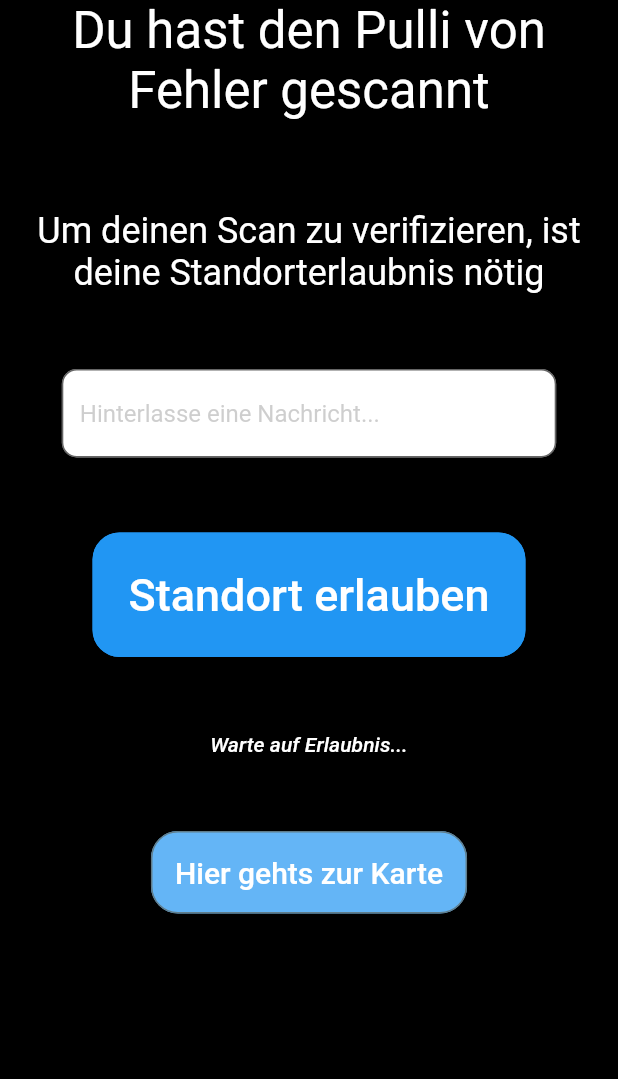
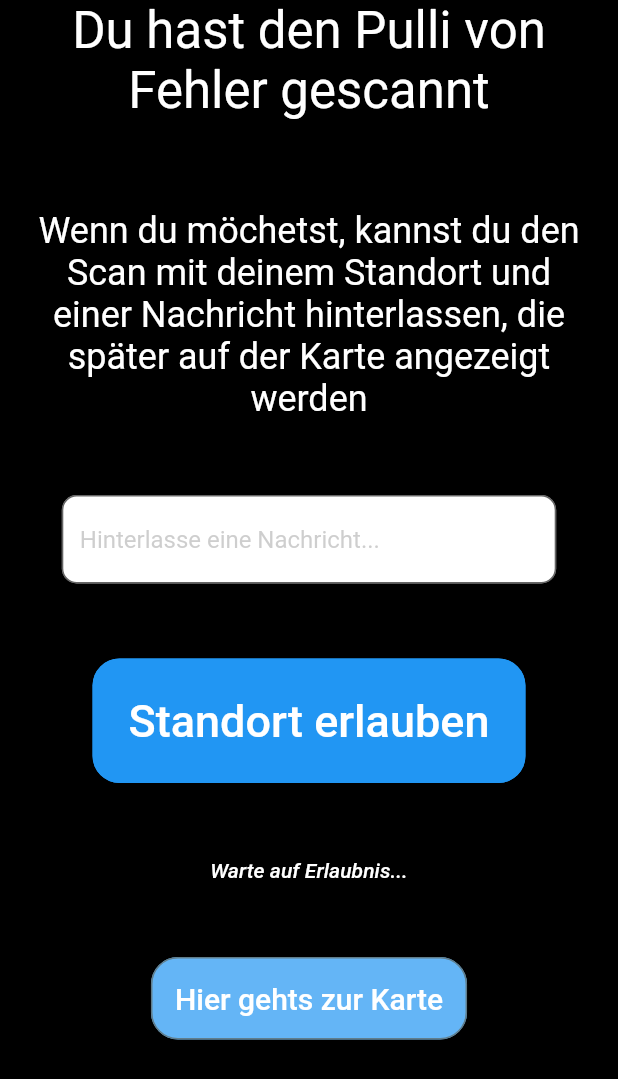
Before and after one commit to SirSimon04/InfoPulli, a Flutter app: the screen it shows after launch, on a phone screen of 412 x 824 dp. Shown: the top 1079 px of the screen. Run offline on Flutter 3.47's test engine with Material 2 defaults, Android fonts, the phone set to English and light mode, and no system bars; our stand-ins replace flutter_map, latlong2, location, rflutter_alert, shared_preferences; missing offline and left inert: dart:html.

```diff
--- a/lib/screens/leaderboard/leaderboard.dart
+++ b/lib/screens/leaderboard/leaderboard.dart
@@ -43,7 +43,7 @@ class _LeaderBoardState extends State<LeaderBoard> {
     return Scaffold(
       backgroundColor: Colors.blueGrey[900],
       body: names.isEmpty
-          ? const CircularProgressIndicator()
+          ? const Center(child: CircularProgressIndicator())
           : SingleChildScrollView(
               child: ListView.separated(
                 shrinkWrap: true,
--- a/lib/screens/scan_info/scan_info_screen.dart
+++ b/lib/screens/scan_info/scan_info_screen.dart
@@ -44,6 +44,7 @@ class _ScanInfoScreenState extends State<ScanInfoScreen> {
 
   @override
   void initState() {
+    print(widget.scan);
     super.initState();
     _lookupScan();
   }
@@ -62,7 +63,9 @@ class _ScanInfoScreenState extends State<ScanInfoScreen> {
                     padding: const EdgeInsets.symmetric(horizontal: 16.0),
                     child: Center(
                       child: Text(
-                        "Du hast den Pulli von ${NameService.getFullName(widget.scan)} bereits gescannt",
+                        widget.scan == "buch"
+                            ? "Du hast das Jahrbuch bereits gescannt"
+                            : "Du hast den Pulli von ${NameService.getFullName(widget.scan)} bereits gescannt",
                         style: Theme.of(context)
                             .textTheme
                             .headline4
@@ -78,7 +81,9 @@ class _ScanInfoScreenState extends State<ScanInfoScreen> {
                     padding: const EdgeInsets.symmetric(horizontal: 16.0),
                     child: Center(
                       child: Text(
-                        "Du kannst jeden Pulli nur einmal scannen, deswegen kannst du leider keinen neuen Scan senden",
+                        widget.scan == "buch"
+                            ? "Du kannst das Abibuch nur einmal scannen, deswegen kannst du leider keinen neune Scan senden"
+                            : "Du kannst jeden Pulli nur einmal scannen, deswegen kannst du leider keinen neuen Scan senden",
                         style: Theme.of(context)
                             .textTheme
                             .headline5
@@ -130,7 +135,9 @@ class _ScanInfoScreenState extends State<ScanInfoScreen> {
                     padding: const EdgeInsets.symmetric(horizontal: 16.0),
                     child: Center(
                       child: Text(
-                        "Du hast den Pulli von ${NameService.getFullName(widget.scan)} gescannt",
+                        widget.scan == "buch"
+                            ? "Du hast das Abibuch gescannt"
+                            : "Du hast den Pulli von ${NameService.getFullName(widget.scan)} gescannt",
                         style: Theme.of(context)
                             .textTheme
                             .headline4
@@ -146,7 +153,7 @@ class _ScanInfoScreenState extends State<ScanInfoScreen> {
                     padding: const EdgeInsets.symmetric(horizontal: 16.0),
                     child: Center(
                       child: Text(
-                        "Um deinen Scan zu verifizieren, ist deine Standorterlaubnis nötig",
+                        "Wenn du möchetst, kannst du den Scan mit deinem Standort und einer Nachricht hinterlassen, die später auf der Karte angezeigt werden",
                         style: Theme.of(context)
                             .textTheme
                             .headline5
@@ -185,12 +192,13 @@ class _ScanInfoScreenState extends State<ScanInfoScreen> {
                           MaterialStateProperty.all<Color>(Colors.white),
                       backgroundColor:
                           MaterialStateProperty.all<Color>(Colors.blue),
-                        shape:
-                            MaterialStateProperty.all<RoundedRectangleBorder>(
+                      shape: MaterialStateProperty.all<RoundedRectangleBorder>(
                         RoundedRectangleBorder(
                           borderRadius: BorderRadius.circular(18.0),
-                                    side:
-                                        const BorderSide(color: Colors.blue)))),
+                          side: const BorderSide(color: Colors.blue),
+                        ),
+                      ),
+                    ),
                     child: Text(
                       "Standort erlauben",
                       style: Theme.of(context).textTheme.bodyText1?.copyWith(
```
Also changed, not shown: pubspec.lock, 1 other file. Lines whose indentation alone changed are shown as unchanged.
